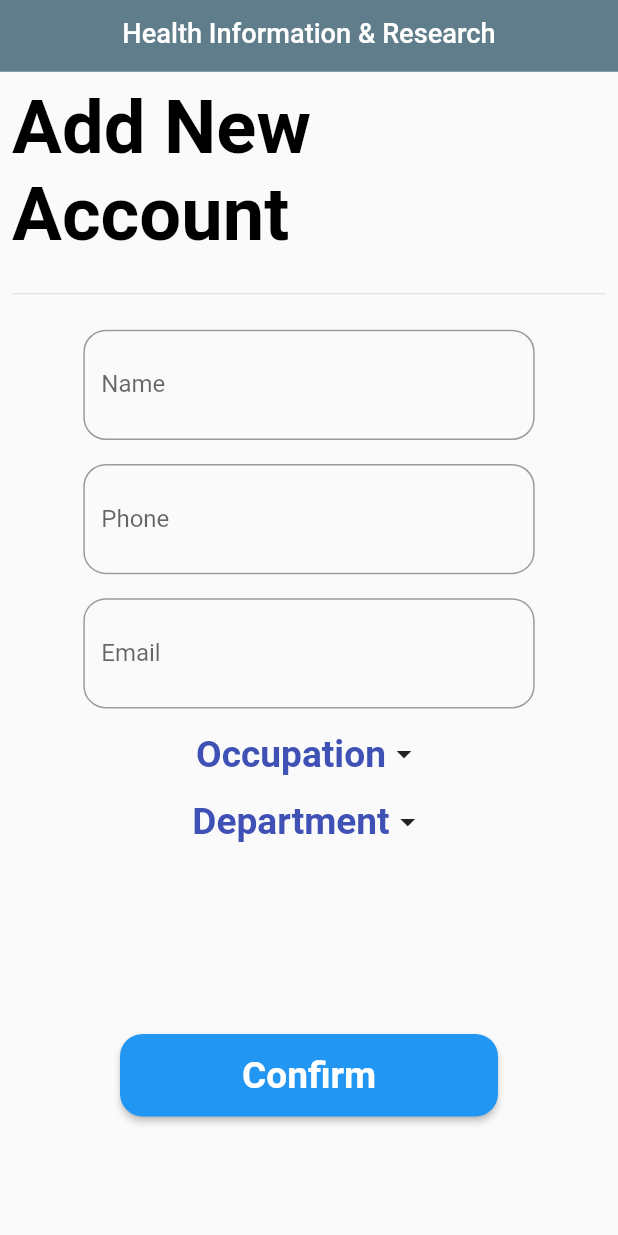
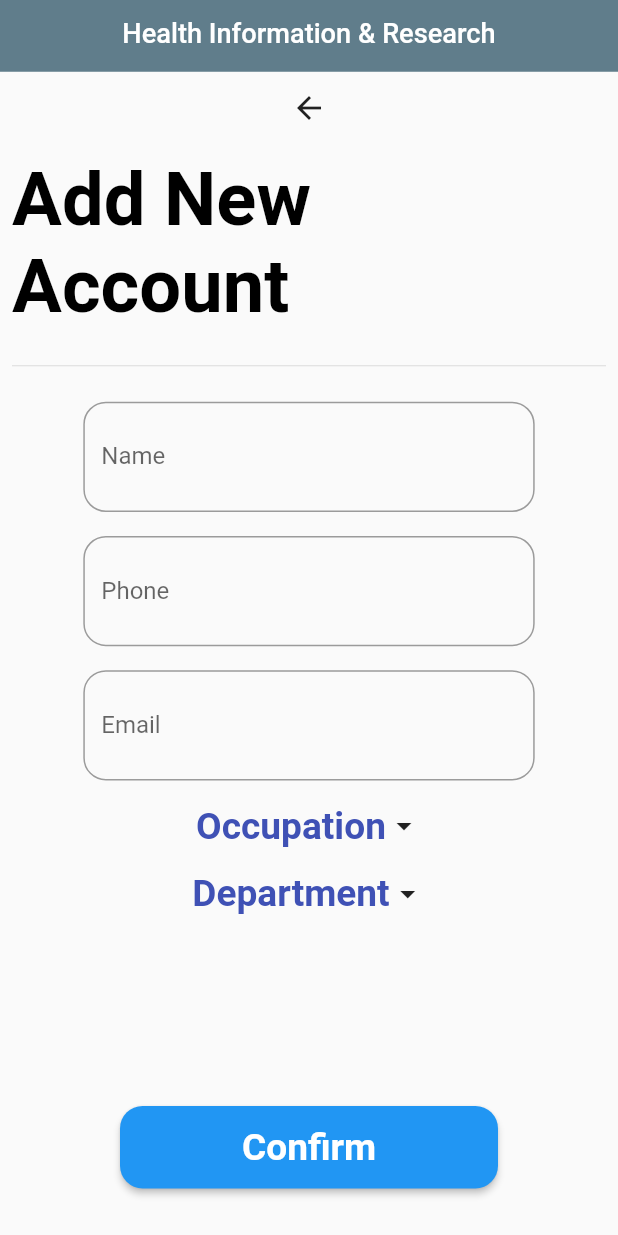
Before and after one commit to basharalbashier/Omdorman-Maternity-hospital-medical-record, a Flutter app: the AddUser screen opened directly, scrolled down 178 dp, on a phone screen of 412 x 824 dp. Run offline on Flutter 3.47's test engine with Material 2 defaults, Android fonts, the phone set to English and light mode, and no system bars; our stand-ins replace fl_chart, get, google_fonts, hive, lottie, pdf and 6 more; accounts and stored records are empty; network calls fail; Roboto replaces fonts that are missing (Ubuntu).

Commit message:
add launcher Icon

```diff
--- a/lib/pages/add_user.dart
+++ b/lib/pages/add_user.dart
@@ -143,6 +143,7 @@ class _AddPatientState extends State<AddUser> {
           child: Column(
             children: [
               TitleD(setUniColor(unit), size),
+             BackButton(),
               Padding(
                 padding: const EdgeInsets.all(8.0),
                 child: Text(
--- a/pubspec.yaml
+++ b/pubspec.yaml
@@ -20,7 +20,7 @@ dependencies:
   http: ^0.13.5
   intl: ^0.17.0
   url_launcher: ^6.1.6
-  flutter_launcher_icons: ^0.10.0
+  flutter_launcher_icons: ^0.12.0
   hive: ^2.2.3
   shimmer: ^2.0.0
   fl_chart: ^0.55.2
@@ -42,6 +42,10 @@ flutter_icons:
   android: "launcher_icon"
   ios: true
   image_path: "lib/assets/download.png"
+  windows:
+    generate: true
+    image_path: "lib/assets/download.png"
+    icon_size: 48
 
   flutter_lints: ^2.0.0
 
```
Also changed, not shown: pubspec.lock, 28 other files.
